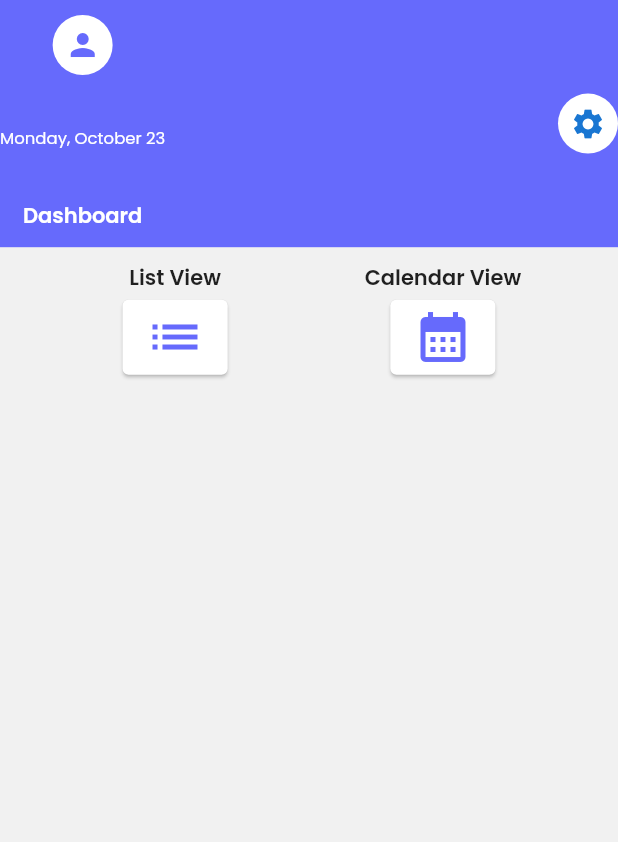
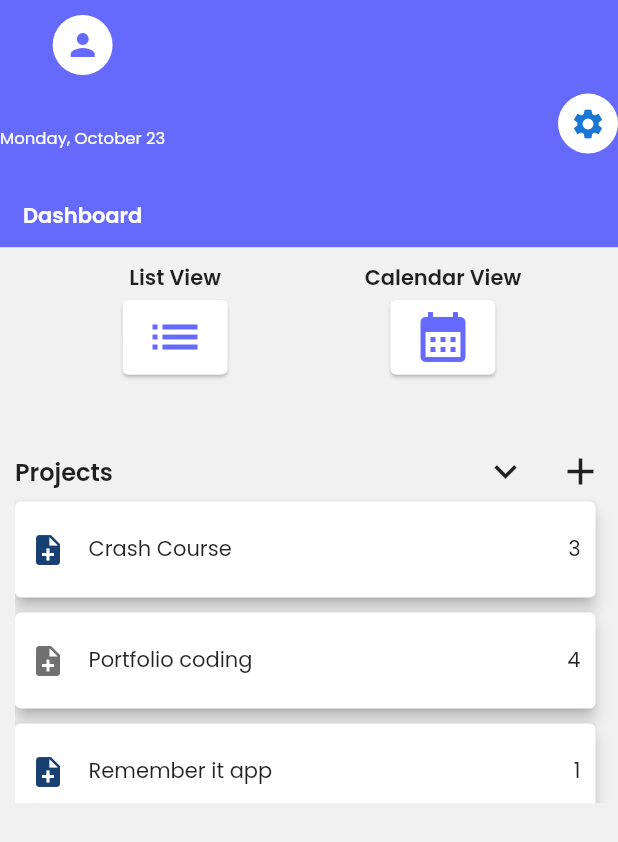
Before and after one commit to Regis-Ntwari/remember_it, a Flutter app: the screen it shows after launch, on a phone screen of 412 x 824 dp. Shown: the top 842 px of the screen. Run offline on Flutter 3.47's test engine with Material 2 defaults, Android fonts, the phone set to English and light mode, and no system bars.

Commit message:
add project listing

```diff
--- a/lib/main.dart
+++ b/lib/main.dart
@@ -1,5 +1,6 @@
 import 'package:flutter/material.dart';
-import 'package:remember_it/screens/home/home.screen.dart';
+
+import './screens/home/screens/home.screen.dart';
 
 void main() {
   runApp(const MyApp());
--- /dev/null
+++ b/lib/screens/home/components/projectCard.component.dart
@@ -0,0 +1,42 @@
+import 'package:flutter/material.dart';
+
+class ProjectCard extends StatelessWidget {
+  final String color;
+  final String title;
+  final int count;
+  const ProjectCard(
+      {super.key,
+      required this.color,
+      required this.title,
+      required this.count});
+
+  @override
+  Widget build(BuildContext context) {
+    return Card(
+      margin: const EdgeInsets.only(right: 15, bottom: 5, top: 5),
+      elevation: 4,
+      child: Padding(
+        padding:
+            const EdgeInsets.only(top: 20, bottom: 20, left: 10, right: 10),
+        child: Row(
+          mainAxisAlignment: MainAxisAlignment.spaceBetween,
+          children: [
+            SizedBox(
+              child: Row(
+                children: [
+                  Icon(Icons.note_add,
+                      color: Color(int.parse(color.replaceAll('#', '0xFF')))),
+                  Padding(
+                    padding: const EdgeInsets.only(left: 15.0),
+                    child: Text(title),
+                  )
+                ],
+              ),
+            ),
+            Text(count.toString())
+          ],
+        ),
+      ),
+    );
+  }
+}
--- /dev/null
+++ b/lib/screens/home/components/projects.component.dart
@@ -0,0 +1,82 @@
+import 'package:flutter/material.dart';
+import 'package:remember_it/screens/home/components/projectCard.component.dart';
+
+class ProjectsComponent extends StatefulWidget {
+  const ProjectsComponent({super.key});
+
+  @override
+  State<ProjectsComponent> createState() => _ProjectsComponentState();
+}
+
+class _ProjectsComponentState extends State<ProjectsComponent> {
+  bool isProjectsVisible = true;
+
+  @override
+  Widget build(BuildContext context) {
+    double screenHeight = MediaQuery.sizeOf(context).height;
+    const projects = [
+      {'id': 1, 'title': 'Crash Course', 'color': '#173F71', 'count': 3},
+      {'id': 2, 'title': 'Portfolio coding', 'color': '#707070', 'count': 4},
+      {'id': 3, 'title': 'Remember it app', 'color': '#173F71', 'count': 1}
+    ];
+    double textScaleFactor = MediaQuery.textScaleFactorOf(context);
+    return Column(
+      children: [
+        // project title and icons
+        Row(
+          mainAxisAlignment: MainAxisAlignment.spaceBetween,
+          children: [
+            Text(
+              'Projects',
+              style: TextStyle(
+                  fontSize: 16 * textScaleFactor, fontWeight: FontWeight.bold),
+            ),
+            Row(
+              children: [
+                Padding(
+                  padding: const EdgeInsets.only(left: 10.0, right: 10.0),
+                  child: InkWell(
+                    onTap: () {
+                      setState(() {
+                        isProjectsVisible = !isProjectsVisible;
+                      });
+                    },
+                    child: Icon(
+                      isProjectsVisible
+                          ? Icons.keyboard_arrow_down
+                          : Icons.keyboard_arrow_right,
+                      size: 30,
+                    ),
+                  ),
+                ),
+                const Padding(
+                  padding: EdgeInsets.only(left: 10.0, right: 10.0),
+                  child: Icon(
+                    Icons.add,
+                    size: 30,
+                  ),
+                )
+              ],
+            )
+          ],
+        ),
+
+        //project listing
+        isProjectsVisible
+            ? SizedBox(
+                height: screenHeight * 0.25,
+                child: ListView.builder(
+                  itemBuilder: ((context, index) {
+                    return ProjectCard(
+                        color: projects[index]['color'].toString(),
+                        title: projects[index]['title'].toString(),
+                        count: int.parse(projects[index]['count'].toString()));
+                  }),
+                  itemCount: projects.length,
+                ),
+              )
+            : Container(),
+      ],
+    );
+  }
+}
--- a/lib/screens/home/home.screen.dart
+++ b/lib/screens/home/screens/home.screen.dart
@@ -1,6 +1,8 @@
 import 'package:flutter/material.dart';
-import 'package:remember_it/screens/home/components/appbar.component.dart';
-import 'package:remember_it/screens/home/components/optionCard.components.dart';
+
+import '../components/appbar.component.dart';
+import '../components/optionCard.components.dart';
+import '../components/projects.component.dart';
 
 class HomeScreen extends StatelessWidget {
   const HomeScreen({super.key});
@@ -33,9 +35,8 @@ class HomeScreen extends StatelessWidget {
 
             // Project section
             Padding(
-              padding: EdgeInsets.only(top: 10.0),
-              child: Column(),
-            )
+                padding: EdgeInsets.only(top: 1.0, left: 10.0),
+                child: ProjectsComponent())
           ],
         ),
       ),
```
